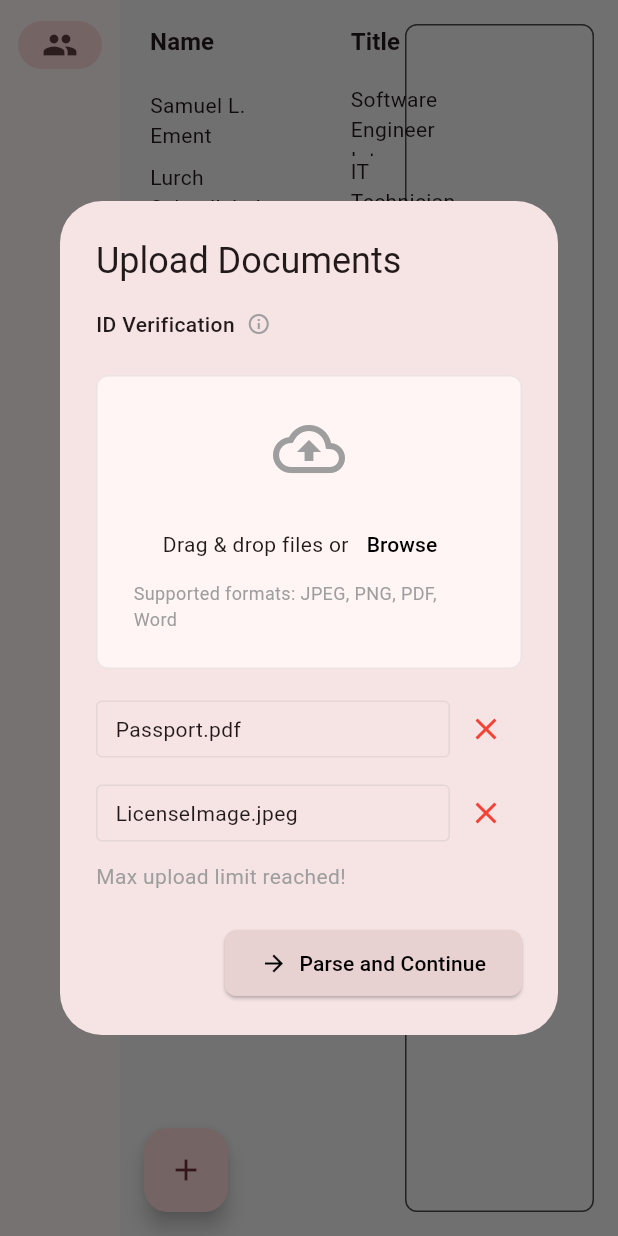
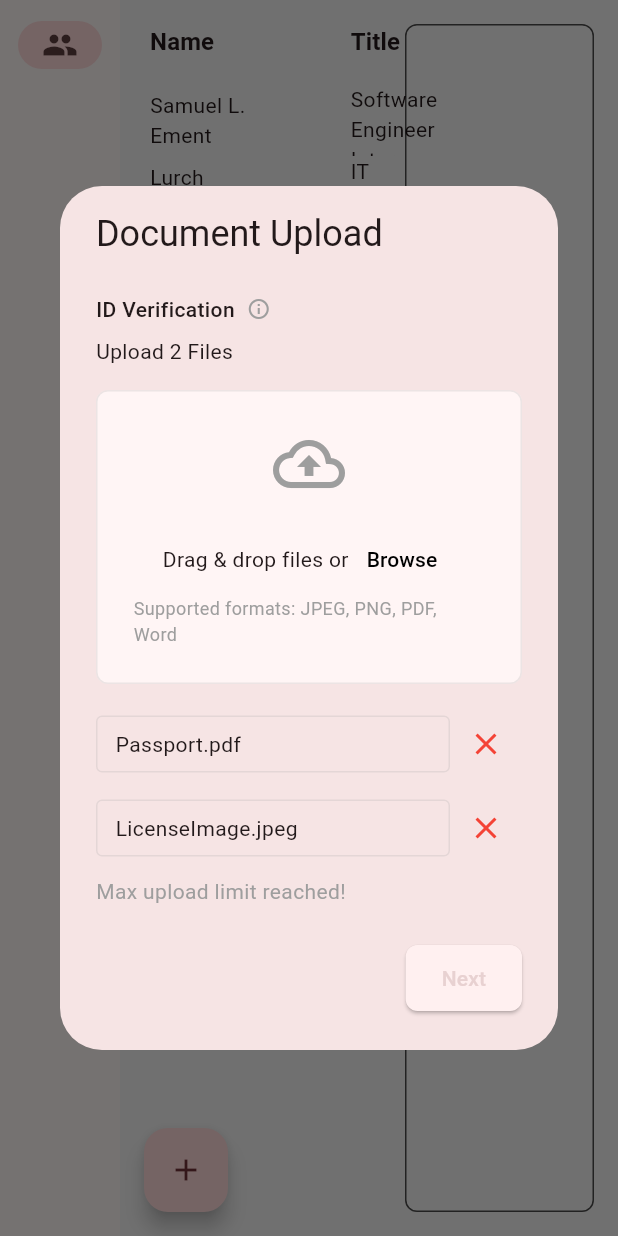
Before and after one commit to VortelTeam/doc_proc, a Flutter app: the screen it shows after launch, after a tap on the "add" icon, on a phone screen of 412 x 824 dp. Run offline on Flutter 3.47's test engine with Material 3 defaults, Android fonts, the light colour scheme and no system bars.

Commit message:
doc upload steps

```diff
--- a/lib/employee_doc_upload.dart
+++ b/lib/employee_doc_upload.dart
@@ -1,5 +1,6 @@
 import 'package:doc_proc/doc_section.dart';
 import 'package:flutter/material.dart';
+import 'dart:async';
 
 class UploadedFile {
   final String name;
@@ -15,6 +16,15 @@ class DocumentUploadForm extends StatefulWidget {
 }
 
 class _DocumentUploadFormState extends State<DocumentUploadForm> {
+  int _currentStep = 0;
+  double _analysisProgress = 0.0;
+  final List<String> extractionResults = [
+    'Name: John Doe ✓',
+    'Birth Date: 1990-05-15 ✓',
+    'Document Number: XYZ12345 ✗',
+    'Expiry Date: 2025-12-31 ✓'
+  ];
+
   final List<UploadedFile> idFiles = [
     UploadedFile('Passport.pdf'),
     UploadedFile('LicenseImage.jpeg'),
@@ -27,21 +37,125 @@ class _DocumentUploadFormState extends State<DocumentUploadForm> {
     UploadedFile('Attendance_Record.csv'),
   ];
 
+  void _startAnalysis() {
+    setState(() {
+      _analysisProgress = 0.0;
+      _currentStep = 1;
+    });
+
+    Timer.periodic(const Duration(milliseconds: 100), (timer) {
+      setState(() {
+        _analysisProgress += 0.05;
+        if (_analysisProgress >= 1.0) {
+          timer.cancel();
+          Future.delayed(const Duration(milliseconds: 500), () {
+            setState(() => _currentStep = 2);
+          });
+        }
+      });
+    });
+  }
+
+  Widget _buildStepContent() {
+    switch (_currentStep) {
+      case 0:
+        return _buildUploadStep();
+      case 1:
+        return _buildAnalysisStep();
+      case 2:
+        return _buildValidationStep();
+      default:
+        return const SizedBox.shrink();
+    }
+  }
+
+  Widget _buildUploadStep() {
+    return DocumentSection(
+      title: 'ID Verification',
+      subtitle: 'Upload 2 Files',
+      files: idFiles,
+      onBrowse: () {/* Implement file browsing */},
+      maxFiles: 2,
+    );
+  }
+
+  Widget _buildAnalysisStep() {
+    return Column(
+      spacing: 16,
+      mainAxisSize: MainAxisSize.min,
+      children: [
+        const CircularProgressIndicator(),
+        const Text('Analyzing Documents...'),
+        LinearProgressIndicator(
+          value: _analysisProgress,
+          backgroundColor: Colors.grey[200],
+          minHeight: 8,
+        ),
+        Text('${(_analysisProgress * 100).toStringAsFixed(0)}% Complete'),
+      ],
+    );
+  }
+
+  Widget _buildValidationStep() {
+    return Column(
+      mainAxisSize: MainAxisSize.min,
+      crossAxisAlignment: CrossAxisAlignment.start,
+      children: [
+        const SizedBox(height: 16),
+        ...extractionResults.map((result) => Padding(
+              padding: const EdgeInsets.symmetric(vertical: 4),
+              child: Row(
+                children: [
+                  Icon(
+                    result.contains('✓') ? Icons.check_circle : Icons.error,
+                    color: result.contains('✓') ? Colors.green : Colors.red,
+                  ),
+                  const SizedBox(width: 8),
+                  Text(result.replaceAll(RegExp(r' [✓✗]'), '')),
+                ],
+              ),
+            )),
+      ],
+    );
+  }
+
   @override
   Widget build(BuildContext context) {
     return SingleChildScrollView(
       child: Column(
-        spacing: 16,
+        spacing: 24,
+        mainAxisSize: MainAxisSize.min,
         crossAxisAlignment: CrossAxisAlignment.start,
-        mainAxisSize: MainAxisSize.min,
         children: [
-          DocumentSection(
-            title: 'ID Verification',
-            files: idFiles,
-            onBrowse: () {
-              // Handle file browsing
-            },
-            maxFiles: 2,
+          Text(
+            ['Document Upload', 'Analysis', 'Validation'][_currentStep],
+            style: Theme.of(context).textTheme.headlineSmall,
+          ),
+          _buildStepContent(),
+          Row(
+            mainAxisAlignment: MainAxisAlignment.spaceBetween,
+            children: [
+              if (_currentStep > 0)
+                TextButton(
+                  onPressed: () => setState(() => _currentStep--),
+                  child: const Text('Back'),
+                ),
+              const Spacer(),
+              if (_currentStep < 2)
+                ElevatedButton(
+                  onPressed: _currentStep == 0
+                      ? _startAnalysis
+                      : () {
+                          setState(() => _currentStep++);
+                        },
+                  child: Text(_currentStep == 0 ? 'Next' : 'Analyze'),
+                ),
+              if (_currentStep == 2)
+                ElevatedButton(
+                  onPressed: () => Navigator.pop(context),
+                  child: const Text('Finish'),
+                ),
+            ],
           ),
         ],
       ),
--- a/lib/employee_table.dart
+++ b/lib/employee_table.dart
@@ -57,23 +57,8 @@ class _EmployeeTableState extends State<EmployeeTable> {
         onPressed: () {
           showDialog(
             context: context,
-            builder: (_) => AlertDialog(
-              title: const Text('Upload Documents'),
-              content: const DocumentUploadForm(),
-              actions: [
-                ElevatedButton.icon(
-                  onPressed: () {
-                    // Handle parse and continue
-                    Navigator.pop(context);
-                  },
-                  icon: const Icon(Icons.arrow_forward),
-                  label: const Text('Parse and Continue'),
-                  style: ElevatedButton.styleFrom(
-                    backgroundColor: const Color(0xFFE8D1D1),
-                    foregroundColor: Colors.black,
-                  ),
-                ),
-              ],
+            builder: (context) => AlertDialog(
+              content: DocumentUploadForm(),
             ),
           );
         },
```
